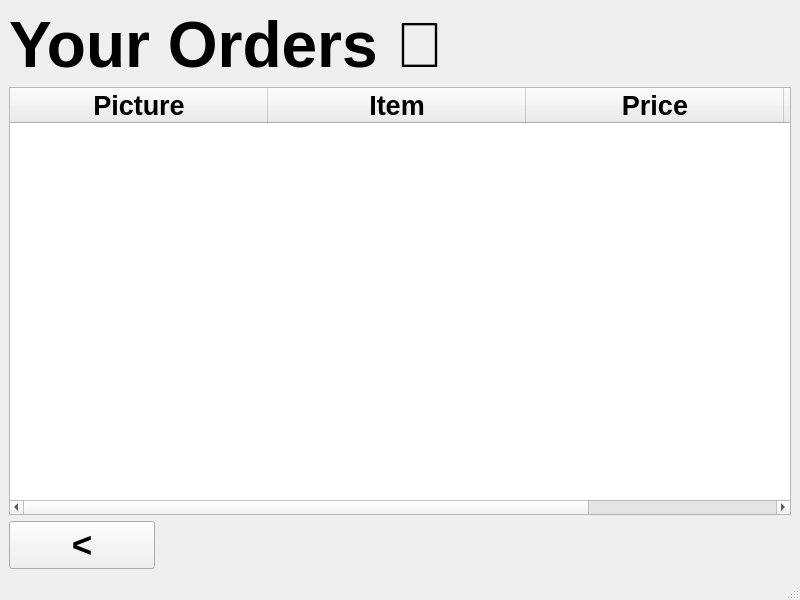
Old version of the form orders.ui in the repository acmpesuecc/GrowPal.
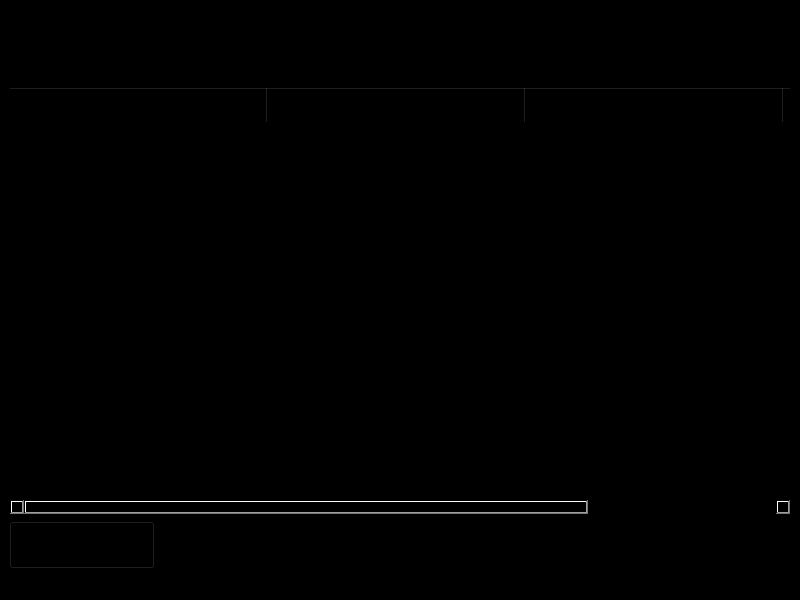
New version of the form.

Diff of the .ui file:
```diff
--- a/orders.ui
+++ b/orders.ui
@@ -13,6 +13,9 @@
   <property name="windowTitle">
    <string>MainWindow</string>
   </property>
+  <property name="styleSheet">
+   <string notr="true">background-color: black;</string>
+  </property>
   <widget class="QWidget" name="centralwidget">
    <layout class="QGridLayout" name="gridLayout">
     <item row="2" column="0">
@@ -63,7 +66,7 @@
     <item row="1" column="0" colspan="2">
      <widget class="QTableWidget" name="tableWidget">
       <property name="styleSheet">
-       <string notr="true"/>
+       <string notr="true">background-color: black;</string>
       </property>
       <property name="sizeAdjustPolicy">
        <enum>QAbstractScrollArea::AdjustToContents</enum>
```
Left out of the diff: 3 changed lines with no effect on the pictures.
